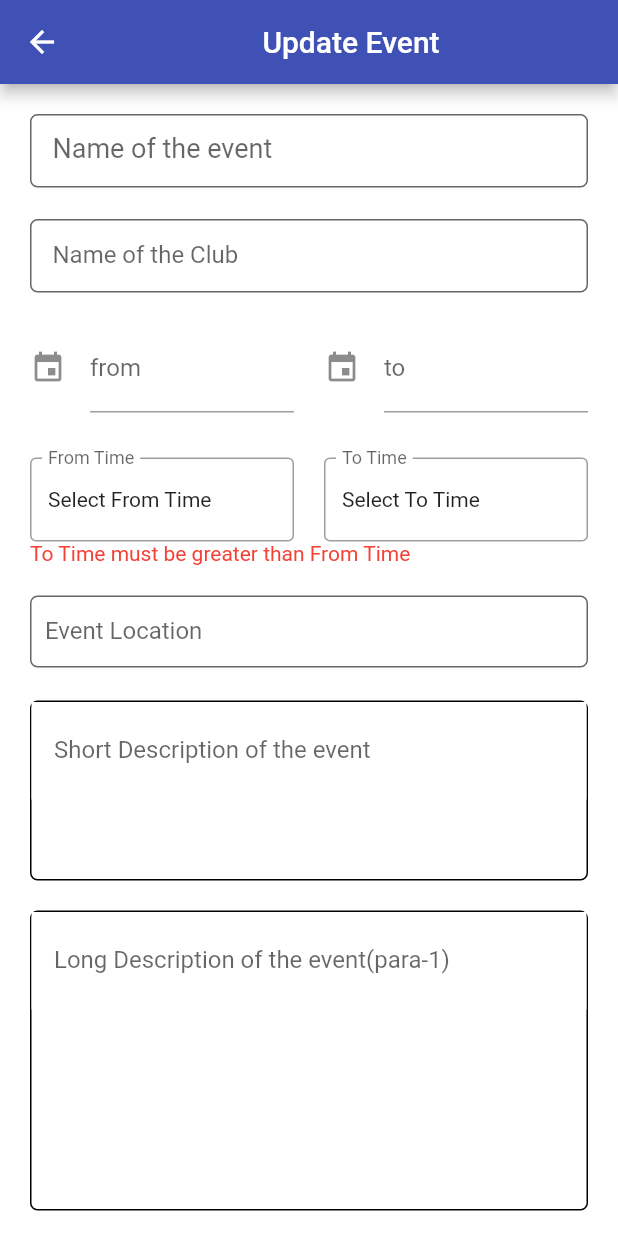
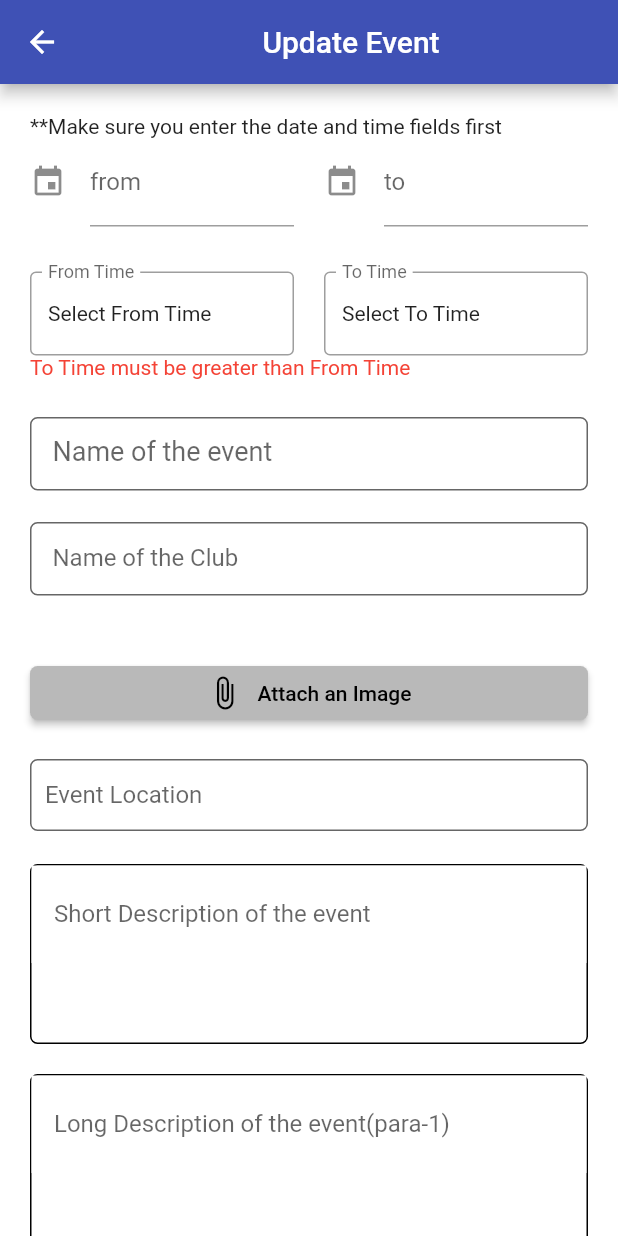
Before and after one commit to fathima-farhath/event_notifier, a Flutter app: the UpdateEvent screen opened directly with empty values, on a phone screen of 412 x 824 dp. Run offline on Flutter 3.47's test engine with Material 2 defaults, Android fonts, the phone set to English and light mode, and no system bars; drawn by our look-alikes of date_time_picker; our stand-ins replace badges, cloud_firestore, file_picker, firebase_auth, firebase_core, firebase_storage and 3 more; missing offline and left inert: email_otp, flutter_dropdown, multiselect, syncfusion_flutter_pdfviewer; accounts and stored records are empty.

Commit message:
Made modifications in the adding and updating of event and notification functionaities

```diff
--- a/lib/screens/updateEvent.dart
+++ b/lib/screens/updateEvent.dart
@@ -125,13 +125,13 @@ void showDialogBox(BuildContext context){
     // fromTimeText=args['time'];
     // toTimeText=args['toTime'];
 
-    //  imageUrl=args['imageURL'];
+    imageUrl=args['imageURL'];
     // toDateString=args['toDate'];
 
-  if (args['toDate'] != null) {
-    final DateTime toDate = args['toDate'].toDate();
-    toDateString = toDate.toString();
-  }
+  // if (args['toDate'] != null) {
+  //   final DateTime toDate = args['toDate'].toDate();
+  //   toDateString = toDate.toString();
+  // }
 
 
     return Scaffold(
@@ -148,68 +148,15 @@ void showDialogBox(BuildContext context){
             child: Column(
               crossAxisAlignment: CrossAxisAlignment.start,
               children: [
-                Container(
-                  width: double.infinity,
-                  height: 50,
-                  decoration: BoxDecoration(
-                    borderRadius: BorderRadius.circular(10),
-                  ),
-                  child: TextFormField(
-                    controller: _titleController,
-                    decoration: InputDecoration(
-                      labelText: 'Name of the event',
-                      labelStyle: TextStyle(fontSize: 18.0),
-                      border: OutlineInputBorder(
-                      borderRadius: BorderRadius.circular(5)
-                      ),
-                      fillColor: Color.fromARGB(255, 255, 255, 255),
-                      filled: true,
-                      contentPadding: const EdgeInsets.all(15),
-                    ),
-                    validator: (value) {
-                      if (value == null || value.isEmpty) {
-                        return 'Please enter the title';
-                      }
-                      return null;
-                    },
-                  ),
-                ),
-
-                const SizedBox(
-                  height: 20,
-                ),
-
-                Container(
-                  width: double.infinity,
-                  height: 50,
-                  decoration: BoxDecoration(
-                    borderRadius: BorderRadius.circular(10),
-                  ),
-                  child: TextFormField(
-                    controller: _organizerController,
-                    decoration: InputDecoration(
-                      labelText: 'Name of the Club',
-                      // labelStyle: TextStyle(fontSize: 18.0),
-                      border: OutlineInputBorder(
-                      borderRadius: BorderRadius.circular(5)
-                      ),
-                      fillColor: Color.fromARGB(255, 255, 255, 255),
-                      filled: true,
-                      contentPadding: const EdgeInsets.all(15),
-                    ),
-                    validator: (value) {
-                      if (value == null || value.isEmpty) {
-                        return "Please enter the organizer's name";
-                      }
-                      return null;
-                    },
-                  )
-                ),
-                const SizedBox(
-                  height: 20,
-                ),
-
-                Row(
+                Row(children: [
+                   Expanded(
+                     child: Text(
+                                 "**Make sure you enter the date and time fields first",
+                                 style: TextStyle(color: Colors.black87),
+                               ),
+                   ),
+                ],),
+                 Row(
                   children: [
                     Expanded(
                       flex: 1,
@@ -305,11 +252,132 @@ void showDialogBox(BuildContext context){
               isTimeValid() ? '' : 'To Time must be greater than From Time',
               style: TextStyle(color: Colors.red),
             ),
+            const SizedBox(
+                  height: 25,
+                ),
+                Container(
+                  width: double.infinity,
+                  height: 50,
+                  decoration: BoxDecoration(
+                    borderRadius: BorderRadius.circular(10),
+                  ),
+                  child: TextFormField(
+                    controller: _titleController,
+                    decoration: InputDecoration(
+                      labelText: 'Name of the event',
+                      labelStyle: TextStyle(fontSize: 18.0),
+                      border: OutlineInputBorder(
+                      borderRadius: BorderRadius.circular(5)
+                      ),
+                      fillColor: Color.fromARGB(255, 255, 255, 255),
+                      filled: true,
+                      contentPadding: const EdgeInsets.all(15),
+                    ),
+                    validator: (value) {
+                      if (value == null || value.isEmpty) {
+                        return 'Please enter the title';
+                      }
+                      return null;
+                    },
+                  ),
+                ),
+
+                const SizedBox(
+                  height: 20,
+                ),
+
+                Container(
+                  width: double.infinity,
+                  height: 50,
+                  decoration: BoxDecoration(
+                    borderRadius: BorderRadius.circular(10),
+                  ),
+                  child: TextFormField(
+                    controller: _organizerController,
+                    decoration: InputDecoration(
+                      labelText: 'Name of the Club',
+                      // labelStyle: TextStyle(fontSize: 18.0),
+                      border: OutlineInputBorder(
+                      borderRadius: BorderRadius.circular(5)
+                      ),
+                      fillColor: Color.fromARGB(255, 255, 255, 255),
+                      filled: true,
+                      contentPadding: const EdgeInsets.all(15),
+                    ),
+                    validator: (value) {
+                      if (value == null || value.isEmpty) {
+                        return "Please enter the organizer's name";
+                      }
+                      return null;
+                    },
+                  )
+                ),
+                const SizedBox(
+                  height: 20,
+                ),
+
+
             // Event Location
                const SizedBox(
                   height: 20,
                 ),
+                 ElevatedButton(
+                  onPressed: () async {
+                    // _pickedImage = (await ImagePicker()
+                    //     .pickImage(source: ImageSource.camera))!;
+                ImagePicker imagePicker=ImagePicker();
+                  XFile? file= await imagePicker.pickImage(source: ImageSource.camera);
+                if (file==null) return;
 
+                    String uniqueFilename=DateTime.now().millisecondsSinceEpoch.toString();
+
+
+
+                    Reference referenceRoot=FirebaseStorage.instance.ref();
+                    Reference ReferenceDirImage=referenceRoot.child('images');
+                    Reference ReferenceImageToUpload=ReferenceDirImage.child(uniqueFilename);
+
+                    try{
+                    await ReferenceImageToUpload.putFile(File(file!.path));
+                    imageUrl=await ReferenceImageToUpload.getDownloadURL();
+                    }
+                    catch(error){
+
+                    }
+                  },
+                  style: ButtonStyle(
+
+                     backgroundColor:
+                        MaterialStateProperty.all<Color>(Color.fromARGB(255, 185, 185, 185)!),
+                    shape: MaterialStateProperty.all<RoundedRectangleBorder>(
+                      RoundedRectangleBorder(
+                        borderRadius: BorderRadius.circular(5),
+                      ),
+                    ),
+                  ),
+                  child: Row(
+                    mainAxisAlignment: MainAxisAlignment.center,
+                    children: const [
+                      Icon(
+                        Icons.attach_file,
+                        color: Colors.black,
+                      ),
+                      SizedBox(
+                        width: 10,
+                      ),
+                      Text(
+                        'Attach an Image',
+                        style: TextStyle(color: Colors.black),
+                      ),
+                    ],
+                  ),
+                ),
+
+
+                //submit button
+                const SizedBox(
+                  height: 20,
+                ),
                 Container(
                   width: double.infinity,
                   height: 50,
@@ -462,63 +530,7 @@ void showDialogBox(BuildContext context){
                 SizedBox(height:20,),
 
                 //attach image
-                ElevatedButton(
-                  onPressed: () async {
-                    // _pickedImage = (await ImagePicker()
-                    //     .pickImage(source: ImageSource.camera))!;
-                ImagePicker imagePicker=ImagePicker();
-                  XFile? file= await imagePicker.pickImage(source: ImageSource.camera);
-                if (file==null) return;
 
-                    String uniqueFilename=DateTime.now().millisecondsSinceEpoch.toString();
-
-
-
-                    Reference referenceRoot=FirebaseStorage.instance.ref();
-                    Reference ReferenceDirImage=referenceRoot.child('images');
-                    Reference ReferenceImageToUpload=ReferenceDirImage.child(uniqueFilename);
-
-                    try{
-                    await ReferenceImageToUpload.putFile(File(file!.path));
-                    imageUrl=await ReferenceImageToUpload.getDownloadURL();
-                    }
-                    catch(error){
-
-                    }
-                  },
-                  style: ButtonStyle(
-
-                     backgroundColor:
-                        MaterialStateProperty.all<Color>(Color.fromARGB(255, 185, 185, 185)!),
-                    shape: MaterialStateProperty.all<RoundedRectangleBorder>(
-                      RoundedRectangleBorder(
-                        borderRadius: BorderRadius.circular(5),
-                      ),
-                    ),
-                  ),
-                  child: Row(
-                    mainAxisAlignment: MainAxisAlignment.center,
-                    children: const [
-                      Icon(
-                        Icons.attach_file,
-                        color: Colors.black,
-                      ),
-                      SizedBox(
-                        width: 10,
-                      ),
-                      Text(
-                        'Attach an Image',
-                        style: TextStyle(color: Colors.black),
-                      ),
-                    ],
-                  ),
-                ),
-
-
-                //submit button
-                const SizedBox(
-                  height: 20,
-                ),
                 Center(
                   child: ElevatedButton(
                     onPressed: () {
```
Also changed, not shown: lib/screens/addEvent.dart (+76 -55 lines), lib/screens/addNotification.dart (+74 -33 lines), lib/screens/editevents.dart (+8 -3 lines), lib/screens/editnotification.dart (+8 -2 lines), lib/screens/updateNotification.dart (+22 -5 lines).
